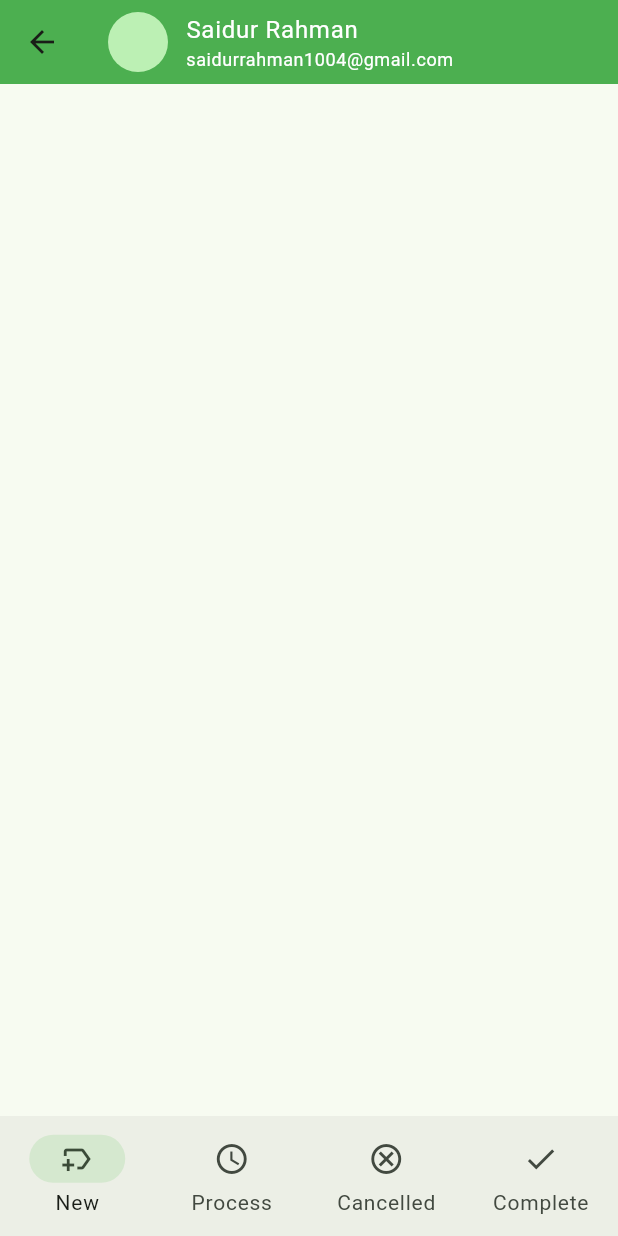
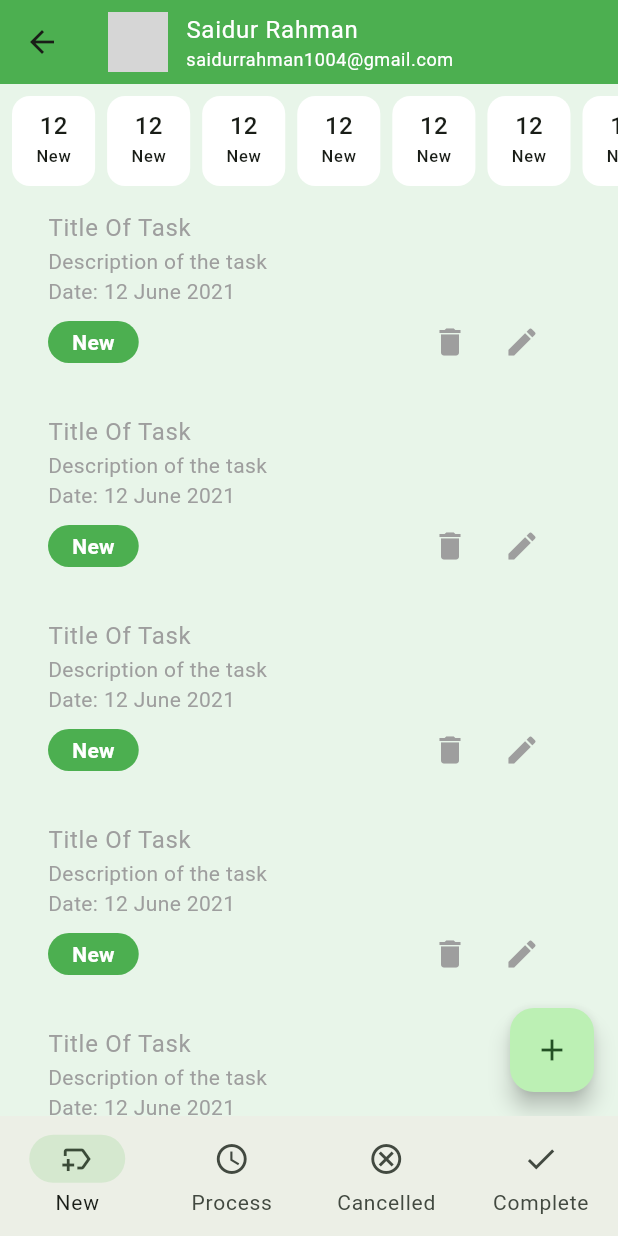
Before and after one commit to SaidurRahman1004/Task-Manager, a Flutter app: the MainBottomNavHolderScreen screen opened by its route, on a phone screen of 412 x 824 dp. Run offline on Flutter 3.47's test engine with Material 3 defaults, Android fonts, the phone set to English and light mode, and no system bars; our stand-ins replace flutter_svg, pin_code_fields; network calls fail; grey boxes are pictures that could not be loaded.

Commit message:
Ui Complete v1

```diff
--- a/lib/UI/screens/main_bottom_bav_holder_screen.dart
+++ b/lib/UI/screens/main_bottom_bav_holder_screen.dart
@@ -1,4 +1,8 @@
 import 'package:flutter/material.dart';
+import 'package:task_manager_app/UI/screens/tasksPages/cancelled_task_list_screen.dart';
+import 'package:task_manager_app/UI/screens/tasksPages/completed_task_list_screen.dart';
+import 'package:task_manager_app/UI/screens/tasksPages/new_task_list_screen.dart';
+import 'package:task_manager_app/UI/screens/tasksPages/progress_task_list_screen.dart';
 
 import '../widgets/appbar_custom.dart';
 
@@ -12,11 +16,18 @@ class MainBottomNavHolderScreen extends StatefulWidget {
 
 class _MainBottomNavHolderScreenState extends State<MainBottomNavHolderScreen> {
   int _selectedIndex = 0;
+  final List<Widget> _pages = [
+    NewTaskListScreen(),
+    ProgressTaskListScreen(),
+    CancelledTaskListScreen(),
+    CompletedTaskListScreen(),
+  ];
 
   @override
   Widget build(BuildContext context) {
     return Scaffold(
       appBar: TaskManagerAppBar(),
+      body: _pages[_selectedIndex],
       bottomNavigationBar: NavigationBar(
         selectedIndex: _selectedIndex,
         onDestinationSelected: (int index) {
--- a/lib/UI/screens/sign_in_screen.dart
+++ b/lib/UI/screens/sign_in_screen.dart
@@ -64,6 +64,7 @@ class _SignInScreenState extends State<SignInScreen> {
   }
 //login Button
   void _onSignIn() {
+    Navigator.pushNamed(context, '/mainNav');
   }
 //forgot password
   void _onForgotPassword() {
--- a/lib/UI/screens/splash_screen.dart
+++ b/lib/UI/screens/splash_screen.dart
@@ -3,6 +3,7 @@ import 'package:flutter_svg/flutter_svg.dart';
 import 'package:task_manager_app/UI/screens/reset_password_screen.dart';
 import 'package:task_manager_app/UI/screens/sign_in_screen.dart';
 import 'package:task_manager_app/UI/screens/sign_up_screen.dart';
+import 'package:task_manager_app/UI/screens/update_profile_screen.dart';
 import 'package:task_manager_app/UI/screens/verify_otp_screen_forget_password.dart';
 import 'package:task_manager_app/UI/utils/asset_paths.dart';
 import 'package:task_manager_app/UI/widgets/background_screen.dart';
@@ -24,7 +25,7 @@ class _SplashScreenState extends State<SplashScreen> {
     if (mounted) {
       Navigator.pushReplacement(
         context,
-        MaterialPageRoute(builder: (context) => const MainBottomNavHolderScreen()),
+        MaterialPageRoute(builder: (context) => const SignInScreen()),
       );
     }
   }
--- /dev/null
+++ b/lib/UI/screens/tasksPages/new_task_list_screen.dart
@@ -0,0 +1,77 @@
+import 'package:flutter/material.dart';
+import 'package:task_manager_app/UI/widgets/task_card.dart';
+
+class NewTaskListScreen extends StatefulWidget {
+  const NewTaskListScreen({super.key});
+
+  @override
+  State<NewTaskListScreen> createState() => _NewTaskListScreenState();
+}
+
+class _NewTaskListScreenState extends State<NewTaskListScreen> {
+  @override
+  Widget build(BuildContext context) {
+    return Scaffold(
+      body: SingleChildScrollView(
+        child: Column(
+          spacing: 8,
+          children: [
+            SizedBox(),
+            _buildTaskSummaryListView(),
+            ListView.separated(
+              shrinkWrap: true,
+              primary: false,
+              itemBuilder: (_, index) {
+                return TaskCard();
+              },
+              separatorBuilder: (_, index) {
+                return SizedBox(height: 8);
+              },
+              itemCount: 10,
+            ),
+          ],
+        ),
+      ),
+      floatingActionButton: FloatingActionButton(
+        onPressed: _onTapAddNewTaskButton,
+        child: Icon(Icons.add),
+      ),
+    );
+  }
+
+  void _onTapAddNewTaskButton() {
+    Navigator.pushNamed(context, '/newTask');
+  }
+
+  //Sumury Card
+  Widget _buildTaskSummaryListView() {
+    return SizedBox(
+      height: 60,
+      child: ListView.builder(
+        itemCount: 10,
+        scrollDirection: Axis.horizontal,
+        itemBuilder: (_, index) {
+          return Card(
+            elevation: 0,
+            color: Colors.white,
+              margin: EdgeInsets.only(left: 8),
+            child: Padding(
+              padding: const EdgeInsets.symmetric(
+                horizontal: 16.0,
+                vertical: 8,
+              ),
+              child: Column(
+                children: [
+                  Text('12', style: TextTheme.of(context).titleMedium),
+                  Text('New', style: TextTheme.of(context).labelSmall),
+                ],
+              ),
+
+            )
+
+          );
+        },
+      ),
+    );
+  }
+}
--- a/lib/UI/widgets/appbar_custom.dart
+++ b/lib/UI/widgets/appbar_custom.dart
@@ -8,10 +8,16 @@ class TaskManagerAppBar extends StatelessWidget implements PreferredSizeWidget {
     final txtStyle = Theme.of(context).textTheme;
     return AppBar(
       backgroundColor: Colors.green,
-      title: Row(
+      title: GestureDetector(
+        onTap: (){
+          Navigator.pushNamed(context, '/updateProfile');
+        },
+        child: Row(
           spacing: 12,
           children: [
-          CircleAvatar(),
+            CircleAvatar(
+              backgroundImage: NetworkImage("https://i.postimg.cc/K4hb3sYj/photo-6089341595493797355-y.jpg",),
+            ),
             Column(
               crossAxisAlignment: CrossAxisAlignment.start,
               children: [
@@ -25,6 +31,7 @@ class TaskManagerAppBar extends StatelessWidget implements PreferredSizeWidget {
             ),
           ],
         ),
+      ),
     );
   }
 
--- /dev/null
+++ b/lib/UI/widgets/task_card.dart
@@ -0,0 +1,56 @@
+import 'package:flutter/material.dart';
+
+class TaskCard extends StatelessWidget {
+  const TaskCard({super.key});
+
+  @override
+  Widget build(BuildContext context) {
+    return Container(
+      margin: EdgeInsets.symmetric(horizontal: 16),
+      child: ListTile(
+        title: Text("Title Of Task"),
+        textColor: Colors.grey,
+        subtitle: Column(
+          crossAxisAlignment: CrossAxisAlignment.start,
+          children: [
+            Text(
+              'Description of the task',
+              style: TextStyle(color: Colors.grey),
+            ),
+            Text('Date: 12 June 2021'),
+            Row(
+              children: [
+                Container(
+                  padding: EdgeInsets.symmetric(horizontal: 16, vertical: 4),
+                  decoration: BoxDecoration(
+                    color: Colors.green,
+                    borderRadius: BorderRadius.circular(16),
+                  ),
+                    child: Text(
+                      'New',
+                      style: TextStyle(
+                        color: Colors.white,
+                        fontWeight: FontWeight.w600,
+                      ),
+                    )
+                ),
+                Spacer(),
+                IconButton(
+                  onPressed: () {},
+                  icon: Icon(Icons.delete, color: Colors.grey),
+                ),
+                IconButton(
+                  onPressed: () {
+                    Navigator.pushNamed(context, '/newTask');
+                  },
+                  icon: Icon(Icons.edit, color: Colors.grey),
+                ),
+              ],
+            ),
+          ],
+        ),
+
+      ),
+    );
+  }
+}
--- a/lib/app.dart
+++ b/lib/app.dart
@@ -1,11 +1,13 @@
 import 'package:flutter/material.dart';
 import 'package:task_manager_app/UI/screens/splash_screen.dart';
 
+import 'UI/screens/add_new_task_screen.dart';
 import 'UI/screens/forgot_password_email_screen.dart';
 import 'UI/screens/main_bottom_bav_holder_screen.dart';
 import 'UI/screens/reset_password_screen.dart';
 import 'UI/screens/sign_in_screen.dart';
 import 'UI/screens/sign_up_screen.dart';
+import 'UI/screens/update_profile_screen.dart';
 import 'UI/screens/verify_otp_screen_forget_password.dart';
 
 class TaskManegerApp extends StatelessWidget {
@@ -23,6 +25,8 @@ class TaskManegerApp extends StatelessWidget {
         '/reset': (_) => const ResetPasswordScreen(),
         '/otp': (_) => const ForgotPasswordVerifyOtpScreen(),
         '/mainNav': (_) => const MainBottomNavHolderScreen(),
+        '/newTask': (_) => const AddNewTaskScreen(),
+        '/updateProfile' : (_) => UpdateProfileScreen(),
       },
       //themeing
       theme: ThemeData(
@@ -78,6 +82,8 @@ class TaskManegerApp extends StatelessWidget {
               fontSize: 14, fontWeight: FontWeight.w400, color: Colors.grey,
             ),
         ),
+        scaffoldBackgroundColor: Colors.green.shade50,
+
       ),
       debugShowCheckedModeBanner: false,
       home: const SplashScreen(),
```
Also changed, not shown: lib/UI/screens/add_new_task_screen.dart (added, +40 -0 lines), lib/UI/screens/tasksPages/cancelled_task_list_screen.dart (added, +27 -0 lines), lib/UI/screens/tasksPages/completed_task_list_screen.dart (added, +27 -0 lines), lib/UI/screens/tasksPages/progress_task_list_screen.dart (added, +27 -0 lines), lib/UI/screens/update_profile_screen.dart (added, +110 -0 lines). Lines whose indentation alone changed are shown as unchanged.
